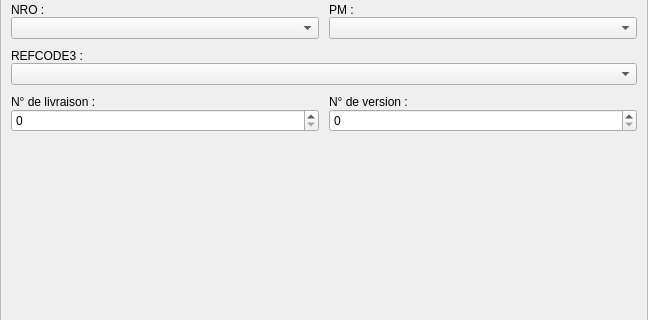
Above: src/gui/ui/form_dlg.ui from LaM0uette/MyDLG before the change; both pictures show x 0 to 648 and y 133 to 453 of the 648 by 783 pixel window. Below: the same form after it.
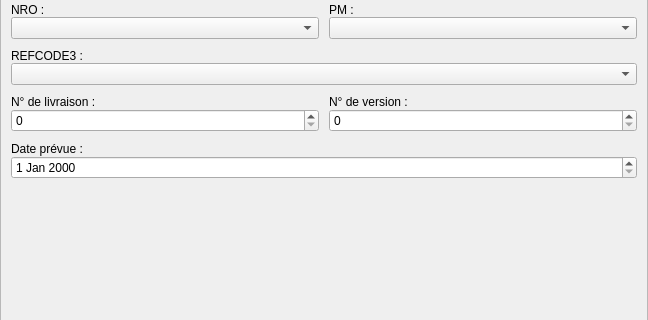
That is the form after the change.

Commit message: no livraison et version

Patch:
```diff
--- a/src/gui/ui/form_dlg.ui
+++ b/src/gui/ui/form_dlg.ui
@@ -304,6 +304,32 @@
            </item>
           </layout>
          </item>
+         <item>
+          <spacer name="verticalSpacer_7">
+           <property name="orientation">
+            <enum>Qt::Vertical</enum>
+           </property>
+           <property name="sizeType">
+            <enum>QSizePolicy::Fixed</enum>
+           </property>
+           <property name="sizeHint" stdset="0">
+            <size>
+             <width>20</width>
+             <height>10</height>
+            </size>
+           </property>
+          </spacer>
+         </item>
+         <item>
+          <widget class="QLabel" name="lb_date_prev">
+           <property name="text">
+            <string>Date prévue :</string>
+           </property>
+          </widget>
+         </item>
+         <item>
+          <widget class="QDateEdit" name="de_date_prev"/>
+         </item>
          <item>
           <spacer name="verticalSpacer">
            <property name="orientation">
```
The commit also changes 2 other files.
